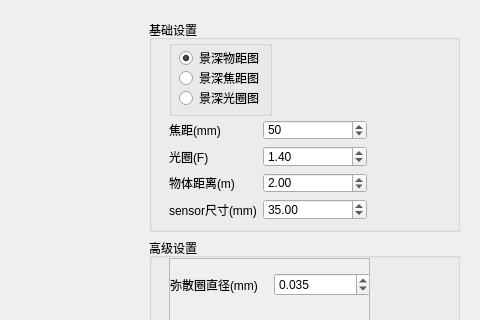
Before: the Qt Designer form field_depth.ui in xiaoqinxing/ImageTools, drawn with Qt 5; both pictures show x 371 to 851 and y 0 to 320 of the 851 by 543 pixel window.
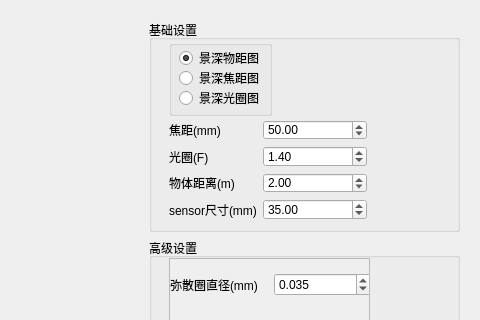
After: the same form once the commit is applied.

Commit message: ADD FUNC: 增加视场角的计算

The edit to the form file:
```diff
--- a/field_depth.ui
+++ b/field_depth.ui
@@ -115,19 +115,6 @@
            </property>
           </widget>
          </item>
-         <item row="0" column="1">
-          <widget class="QSpinBox" name="focus_length">
-           <property name="minimum">
-            <number>1</number>
-           </property>
-           <property name="maximum">
-            <number>200</number>
-           </property>
-           <property name="value">
-            <number>50</number>
-           </property>
-          </widget>
-         </item>
          <item row="1" column="0">
           <widget class="QLabel" name="label">
            <property name="text">
@@ -185,6 +172,16 @@
            </property>
           </widget>
          </item>
+         <item row="0" column="1">
+          <widget class="QDoubleSpinBox" name="focus_length">
+           <property name="maximum">
+            <double>200.000000000000000</double>
+           </property>
+           <property name="value">
+            <double>50.000000000000000</double>
+           </property>
+          </widget>
+         </item>
         </layout>
        </widget>
       </widget>
```
The commit also changes 2 other files.
